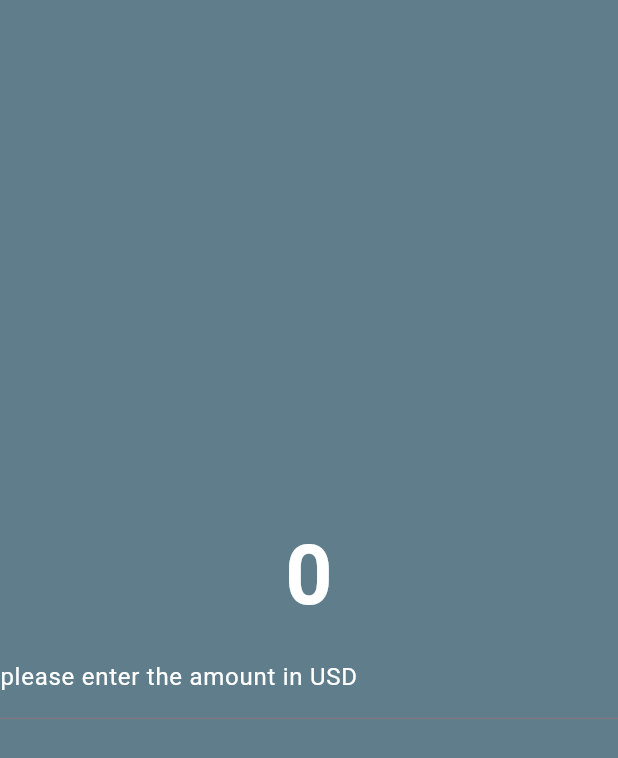
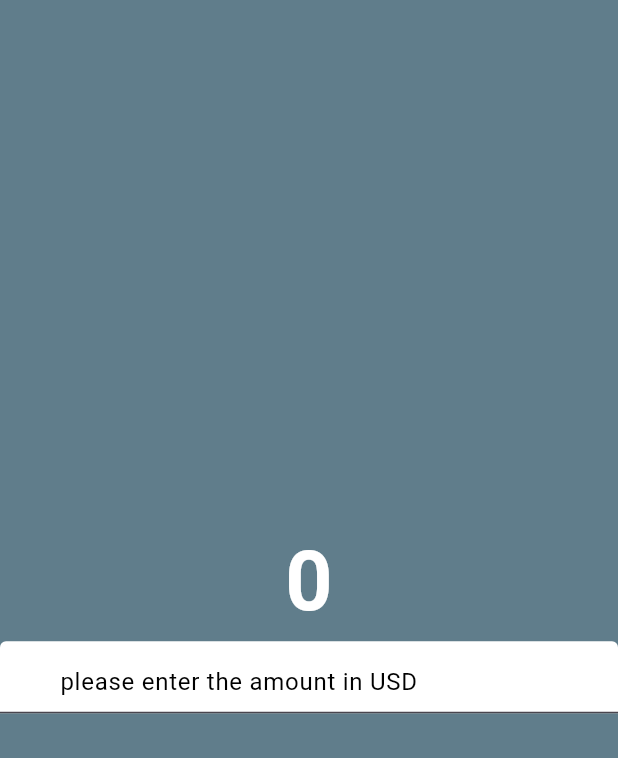
Before and after one commit to vickywagz/currency_converter_app, a Flutter app: the screen it shows after launch, on a phone screen of 412 x 824 dp. Shown: the top 758 px of the screen. Run offline on Flutter 3.47's test engine with Material 3 defaults, Android fonts, the phone set to English and light mode, and no system bars.

Commit message:
made changes to the textfield

```diff
--- a/lib/currency_converter_material_page.dart
+++ b/lib/currency_converter_material_page.dart
@@ -20,13 +20,19 @@ class CurrencyConverterMaterialPage extends StatelessWidget {
               ),
             ),
             TextField(
+              style: TextStyle(
+                color: Colors.white,
+              ),
               decoration: InputDecoration(
-                label: Text(
-                  'please enter the amount in USD',
-                  style: TextStyle(
-                    color: Colors.white,
-                  ),
+                hintText: 'please enter the amount in USD',
+                hintStyle: TextStyle(
+                  color: Colors.black,
                 ),
+                prefix: Icon(Icons.monetization_on_outlined),
+                prefixIconColor: Colors.black,
+                filled: true,
+                fillColor: Colors.white,
+                focusedBorder: OutlineInputBorder(),
               ),
             )
           ],
```
